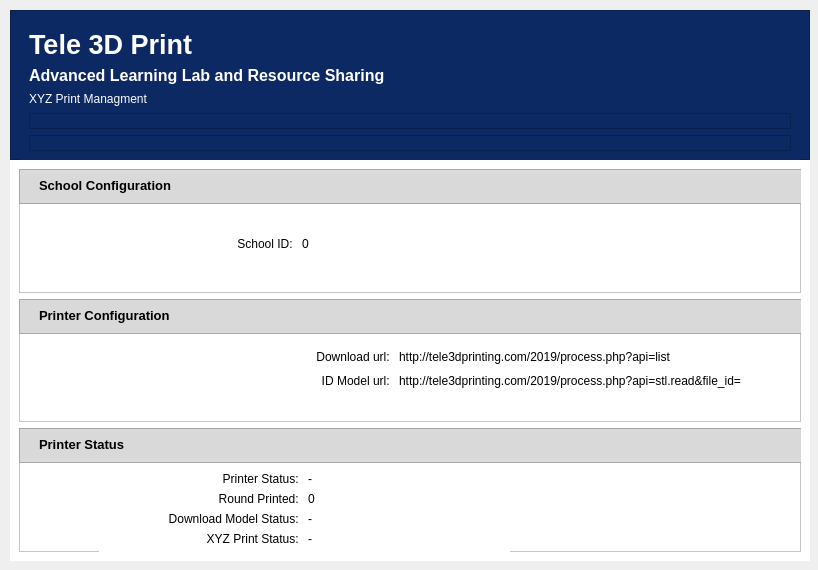
sworatida/XYZ-Print-Managment, file XYZ_Print_Managment.ui: the form before one commit.
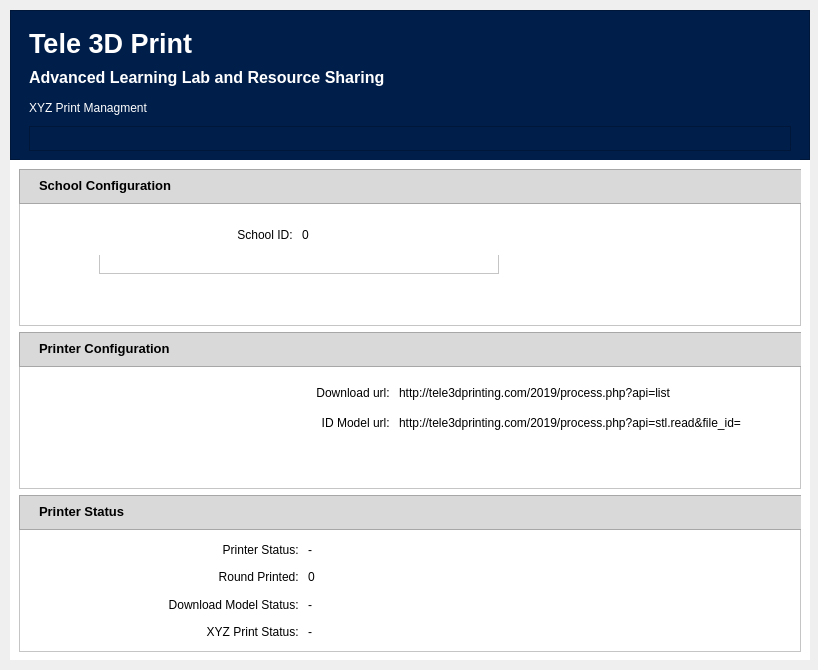
The form after the commit. Icons and pictures are not drawn.

```diff
--- a/XYZ_Print_Managment.ui
+++ b/XYZ_Print_Managment.ui
@@ -10,7 +10,7 @@
     <x>0</x>
     <y>0</y>
     <width>818</width>
-    <height>570</height>
+    <height>670</height>
    </rect>
   </property>
   <property name="windowTitle">
@@ -34,7 +34,7 @@
      </rect>
     </property>
     <property name="styleSheet">
-     <string notr="true">background-color: rgb(13, 41, 100);</string>
+     <string notr="true">background-color: rgb(0, 30, 74);</string>
     </property>
     <property name="frameShape">
      <enum>QFrame::StyledPanel</enum>
@@ -46,9 +46,9 @@
      <property name="geometry">
       <rect>
        <x>10</x>
-       <y>10</y>
+       <y>9</y>
        <width>780</width>
-       <height>140</height>
+       <height>141</height>
       </rect>
      </property>
      <layout class="QVBoxLayout" name="verticalLayout">
@@ -114,16 +114,6 @@
         </property>
        </widget>
       </item>
-      <item>
-       <widget class="QFrame" name="frame_3">
-        <property name="frameShape">
-         <enum>QFrame::StyledPanel</enum>
-        </property>
-        <property name="frameShadow">
-         <enum>QFrame::Raised</enum>
-        </property>
-       </widget>
-      </item>
      </layout>
     </widget>
    </widget>
@@ -133,7 +123,7 @@
       <x>10</x>
       <y>160</y>
       <width>800</width>
-      <height>401</height>
+      <height>500</height>
      </rect>
     </property>
     <property name="styleSheet">
@@ -151,7 +141,7 @@
        <x>0</x>
        <y>0</y>
        <width>800</width>
-       <height>401</height>
+       <height>501</height>
       </rect>
      </property>
      <layout class="QVBoxLayout" name="verticalLayout_2">
@@ -224,7 +214,7 @@
             <x>0</x>
             <y>0</y>
             <width>400</width>
-            <height>60</height>
+            <height>41</height>
            </rect>
           </property>
           <layout class="QHBoxLayout" name="horizontalLayout">
@@ -316,7 +306,7 @@
            <x>80</x>
            <y>40</y>
            <width>651</width>
-           <height>60</height>
+           <height>71</height>
           </rect>
          </property>
          <layout class="QHBoxLayout" name="horizontalLayout_6">
@@ -444,7 +434,7 @@
            <x>80</x>
            <y>35</y>
            <width>411</width>
-           <height>91</height>
+           <height>121</height>
           </rect>
          </property>
          <layout class="QHBoxLayout" name="horizontalLayout_4">
```
